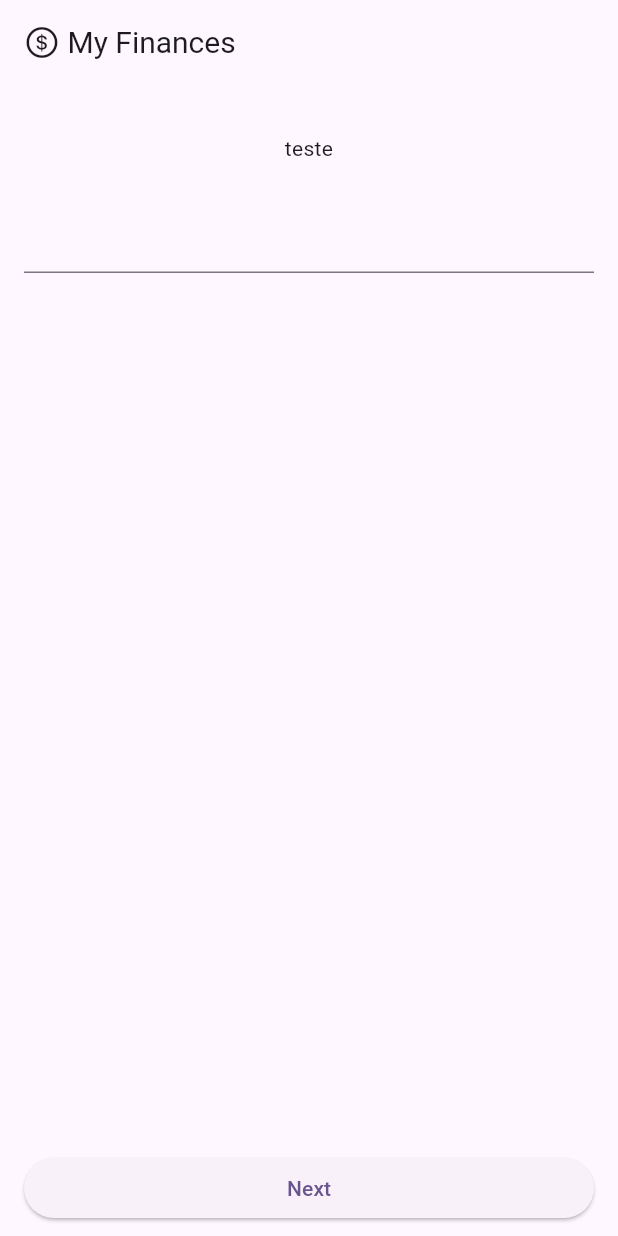
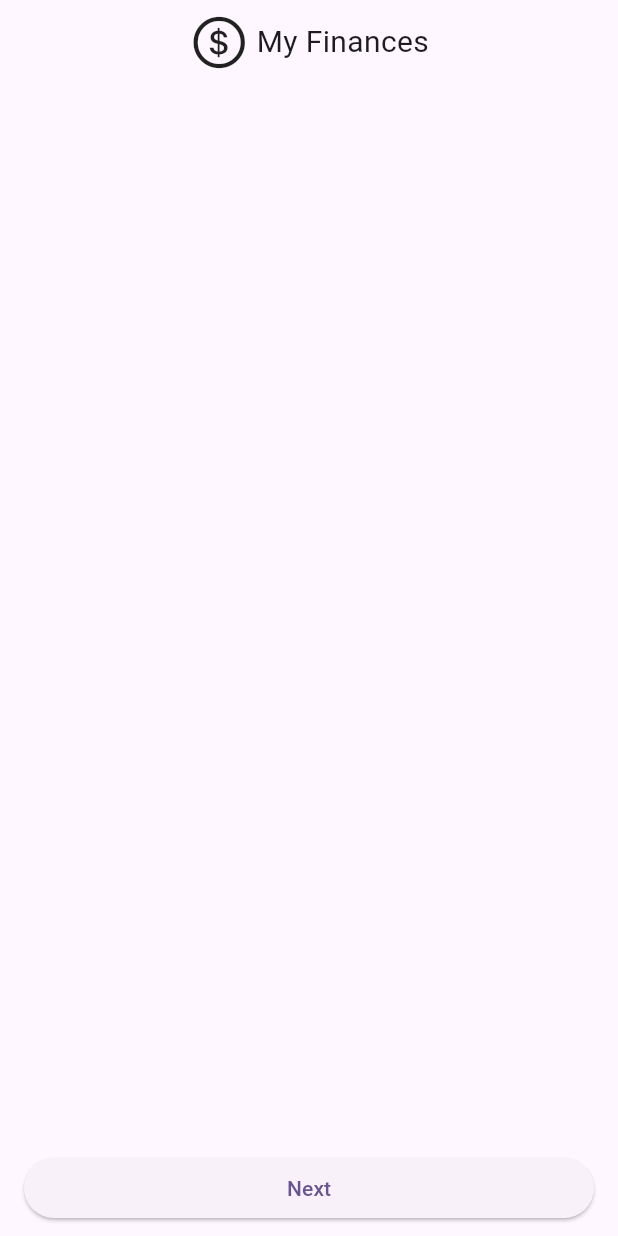
Before and after one commit to eduardoazvd17/my_finances, a Flutter app: the screen it shows after launch, on a phone screen of 412 x 824 dp. Run offline on Flutter 3.47's test engine with Material 2 defaults, Android fonts, the light colour scheme and no system bars; our stand-ins replace get, localization.

Commit message:
Creating welcome screen

```diff
--- a/lib/main.dart
+++ b/lib/main.dart
@@ -17,7 +17,7 @@ class MyApp extends StatelessWidget {
     LocalJsonLocalization.delegate.directories = ['lib/i18n'];
 
     return GetMaterialApp(
-      title: 'Flutter Demo',
+      title: 'app-name'.i18n(),
       localizationsDelegates: [
         GlobalMaterialLocalizations.delegate,
         GlobalWidgetsLocalizations.delegate,
--- a/lib/src/core/presentation/widgets/app_logo.dart
+++ b/lib/src/core/presentation/widgets/app_logo.dart
@@ -2,20 +2,39 @@ import 'package:flutter/cupertino.dart';
 import 'package:localization/localization.dart';
 
 class AppLogo extends StatelessWidget {
-  const AppLogo({super.key});
+  final double size;
+  final bool verticalAlign;
+
+  const AppLogo({
+    super.key,
+    this.size = 40,
+    this.verticalAlign = false,
+  });
 
   @override
   Widget build(BuildContext context) {
-    return Row(
-      mainAxisSize: MainAxisSize.min,
-      children: [
-        const Icon(CupertinoIcons.money_dollar_circle),
-        const SizedBox(width: 5),
-        Text(
-          'app-name'.i18n(),
-          style: const TextStyle(fontSize: 20),
-        ),
-      ],
-    );
+    final List<Widget> content = [
+      Icon(CupertinoIcons.money_dollar_circle, size: size),
+      SizedBox(
+        height: verticalAlign ? (size / 8) : 0,
+        width: verticalAlign ? 0 : (size / 8),
+      ),
+      Text(
+        'app-name'.i18n(),
+        style: TextStyle(fontSize: size / 2),
+      ),
+    ];
+
+    if (verticalAlign) {
+      return Column(
+        mainAxisSize: MainAxisSize.min,
+        children: content,
+      );
+    } else {
+      return Row(
+        mainAxisSize: MainAxisSize.min,
+        children: content,
+      );
+    }
   }
 }
--- a/lib/src/features/welcome_page/presentation/pages/welcome_page.dart
+++ b/lib/src/features/welcome_page/presentation/pages/welcome_page.dart
@@ -7,10 +7,7 @@ class WelcomePage extends StatelessWidget {
 
   @override
   Widget build(BuildContext context) {
-    final nameController = TextEditingController();
-
     return Scaffold(
-      appBar: AppBar(title: const AppLogo()),
       body: SafeArea(
         child: Padding(
           padding: const EdgeInsets.symmetric(vertical: 8.0, horizontal: 16),
@@ -20,18 +17,7 @@ class WelcomePage extends StatelessWidget {
               SingleChildScrollView(
                 child: Column(
                   children: [
-                    const Padding(
-                      padding: EdgeInsets.symmetric(vertical: 25.0),
-                      child: Text(
-                        'teste',
-                        textAlign: TextAlign.center,
-                      ),
-                    ),
-                    TextField(
-                      textAlign: TextAlign.center,
-                      controller: nameController,
-                      style: const TextStyle(fontWeight: FontWeight.bold),
-                    ),
+                    AppLogo(verticalAlign: false),
                   ],
                 ),
               ),
```
